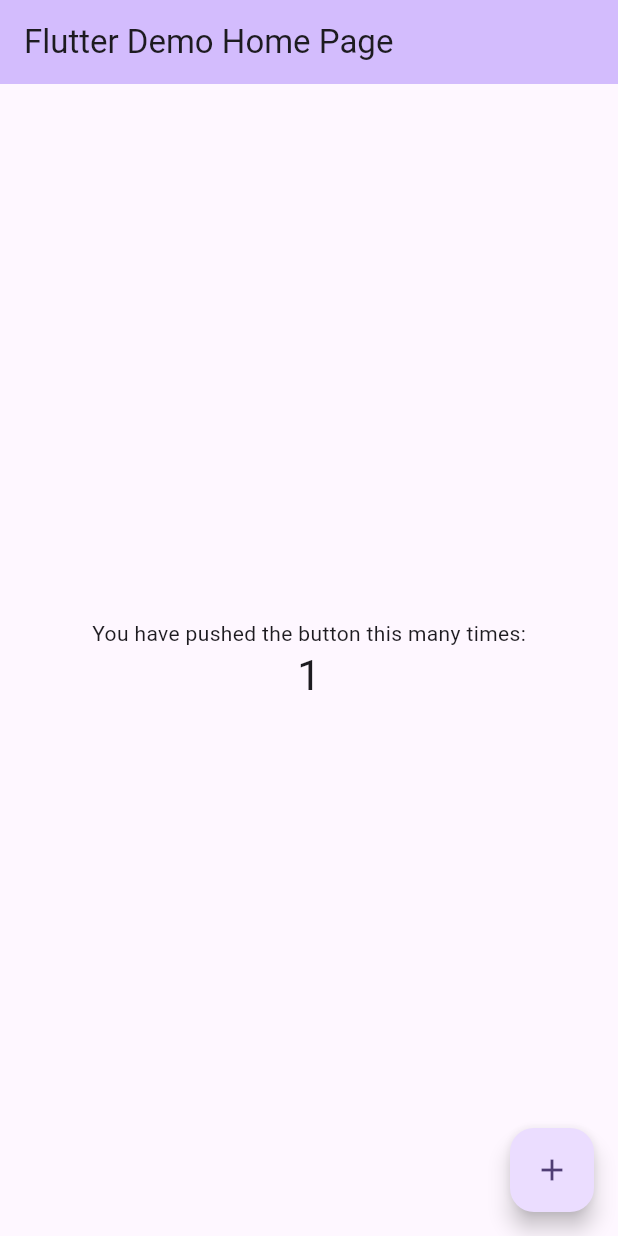
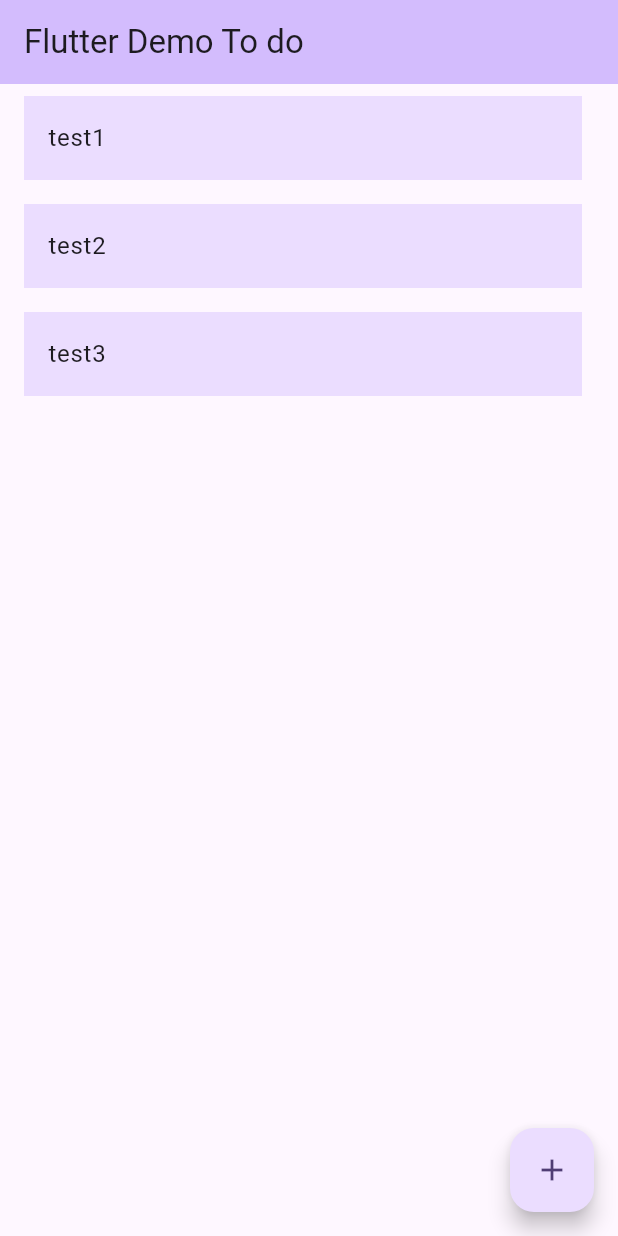
Before and after one commit to EvelienVanophalvens/flutter_demo, a Flutter app: the screen it shows after launch, after a tap on the "add" icon, on a phone screen of 412 x 824 dp. Run offline on Flutter 3.47's test engine with Material 3 defaults, Android fonts, the phone set to English and light mode, and no system bars.

Commit message:
Add styled list

```diff
--- a/lib/main.dart
+++ b/lib/main.dart
@@ -17,14 +17,13 @@ class MyApp extends StatelessWidget {
         colorScheme: ColorScheme.fromSeed(seedColor: Colors.deepPurple),
         useMaterial3: true,
       ),
-      home: const MyHomePage(title: 'Flutter Demo Home Page'),
+      home: const MyHomePage(title: 'Flutter Demo To do'),
     );
   }
 }
 
 class MyHomePage extends StatefulWidget {
   const MyHomePage({super.key, required this.title});
-
   final String title;
 
   @override
@@ -32,13 +31,7 @@ class MyHomePage extends StatefulWidget {
 }
 
 class _MyHomePageState extends State<MyHomePage> {
-  int _counter = 0;
-
-  void _incrementCounter() {
-    setState(() {
-      _counter++;
-    });
-  }
+  final List<String> _items = ["test1", "test2", "test3"];
 
   @override
   Widget build(BuildContext context) {
@@ -47,23 +40,23 @@ class _MyHomePageState extends State<MyHomePage> {
         backgroundColor: Theme.of(context).colorScheme.inversePrimary,
         title: Text(widget.title),
       ),
-      body: Center(
-        child: Column(
-          mainAxisAlignment: MainAxisAlignment.center,
-          children: <Widget>[
-            const Text(
-              'You have pushed the button this many times:',
+      body: ListView.builder(
+        itemCount: _items.length,
+        itemBuilder: (context, index) {
+          return ListTile(
+            title:
+            Container(
+              color: Theme.of(context).colorScheme.primaryContainer,
+              padding: const EdgeInsets.all(16),
+            child: Text(_items[index]),
             ),
-            Text(
-              '$_counter',
-              style: Theme.of(context).textTheme.headlineMedium,
-            ),
-          ],
-        ),
+          );
+        },
       ),
       floatingActionButton: FloatingActionButton(
-        onPressed: _incrementCounter,
-        tooltip: 'Increment',
+        onPressed: () {
+        },
+        tooltip: 'Add Item',
         child: const Icon(Icons.add),
       ),
     );
```
